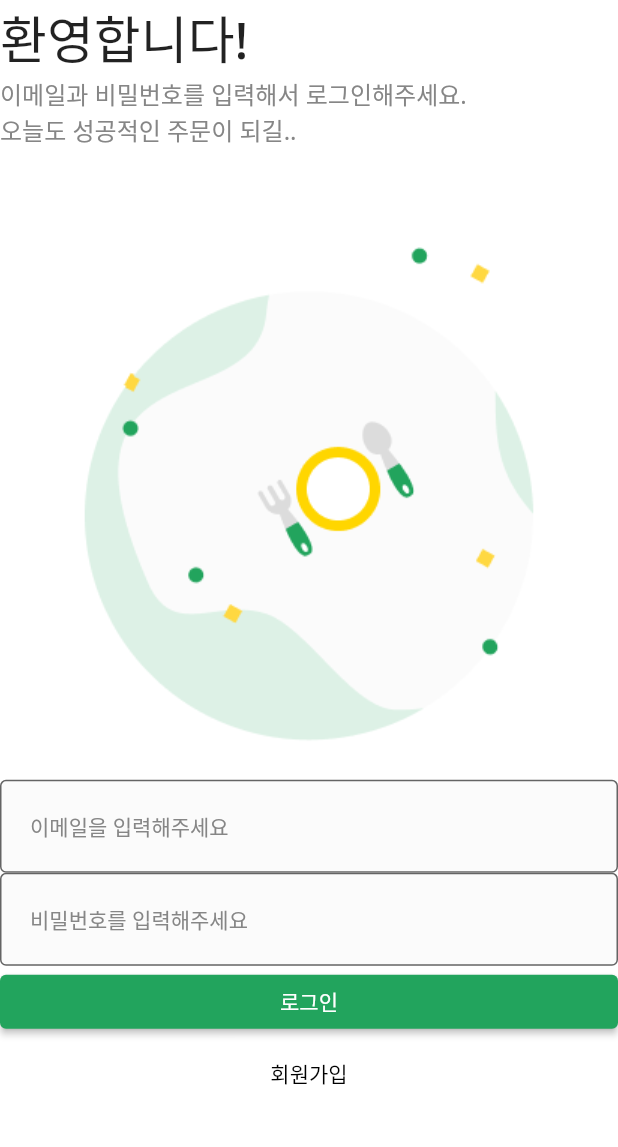
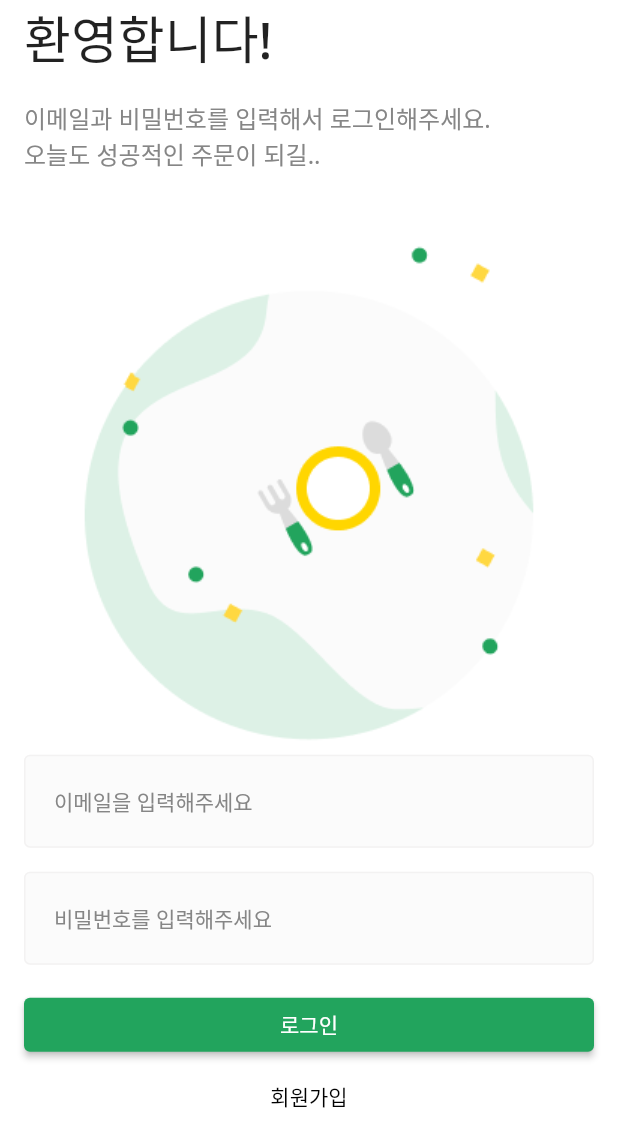
Before and after one commit to southglory/flutterlearn, a Flutter app: the screen it shows after launch, on a phone screen of 412 x 824 dp. Shown: the top 1147 px of the screen. Run offline on Flutter 3.47's test engine with Material 2 defaults, Android fonts, the phone set to English and light mode, and no system bars.

Commit message:
Login_Screen complete UI

```diff
--- a/lib/common/component/custom_text_form_field.dart
+++ b/lib/common/component/custom_text_form_field.dart
@@ -46,6 +46,7 @@ class CustomTextFormField extends StatelessWidget {
         filled: true,
         // 모든 Input 상태의 기본 스타일 세팅
         border:  baseBorder,
+        enabledBorder: baseBorder,
         focusedBorder: baseBorder.copyWith(
           borderSide: baseBorder.borderSide.copyWith(
             color: PRIMARY_COLOR,
--- a/lib/user/view/login_screen.dart
+++ b/lib/user/view/login_screen.dart
@@ -9,22 +9,31 @@ class LoginScreen extends StatelessWidget {
   @override
   Widget build(BuildContext context) {
     return DefaultLayout(
+        child: SingleChildScrollView(
+          keyboardDismissBehavior: ScrollViewKeyboardDismissBehavior.onDrag,
           child: SafeArea(
+            top: true,
+            bottom: true,
+            child: Padding(
+              padding: const EdgeInsets.symmetric(horizontal: 16.0),
               child: Column(
                 crossAxisAlignment: CrossAxisAlignment.stretch,
                 children:[
                   _Title(),
+                  const SizedBox(height: 16.0),
                   _SubTitle(),
                   Image.asset('asset/img/misc/logo.png'),
                   CustomTextFormField(
                     hintText: '이메일을 입력해주세요',
                     onChanged: (String value) {},
                   ),
+                  const SizedBox(height: 16.0),
                   CustomTextFormField(
                     hintText: '비밀번호를 입력해주세요',
                     onChanged: (String value) {},
                     obscureText: true,
                   ),
+                  const SizedBox(height: 16.0),
                   ElevatedButton(
                       onPressed: () {  },
                       style: ElevatedButton.styleFrom(
@@ -44,6 +53,8 @@ class LoginScreen extends StatelessWidget {
                     )
                   )
                 ]
+              ),
+            ),
           ),
         )
     );
```
Lines whose indentation alone changed are shown as unchanged.
